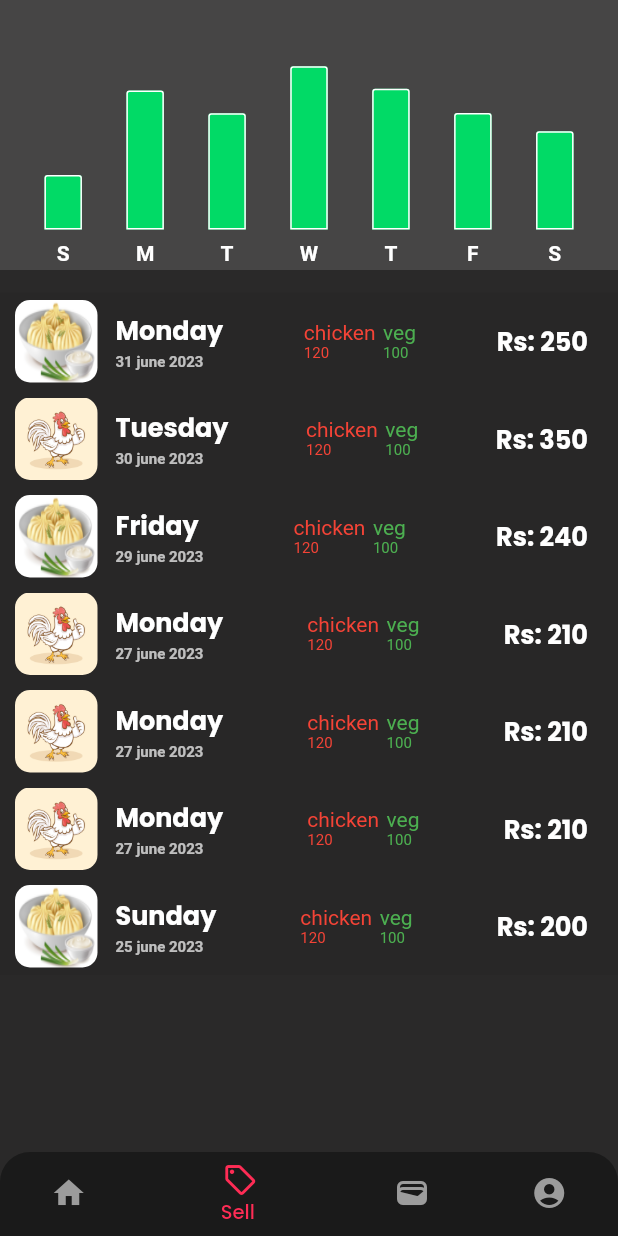
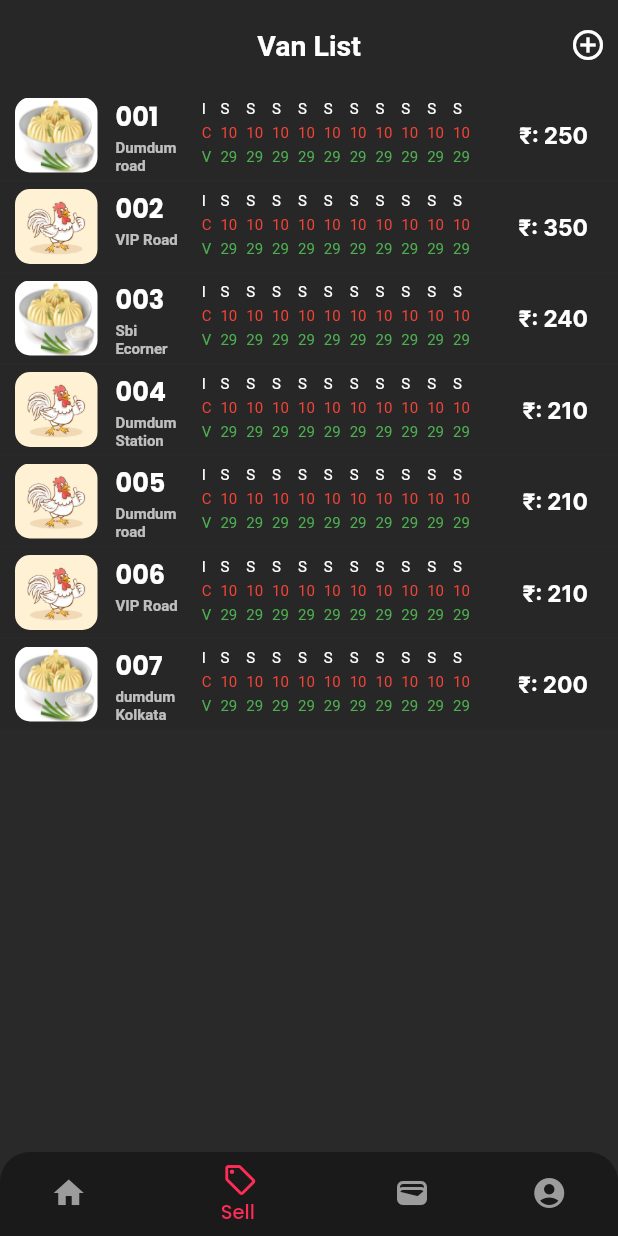
Before and after one commit to Sudiptagupta217/momo-delivery-boy-app, a Flutter app: the SellScreen screen opened directly, on a phone screen of 412 x 824 dp. Run offline on Flutter 3.47's test engine with Material 2 defaults, Android fonts, the phone set to English and light mode, and no system bars; drawn by our look-alikes of fl_chart; our stand-ins replace audioplayers, fluttertoast; Roboto replaces fonts that are missing (Poppinss).

Commit message:
add item screen

```diff
--- a/lib/ui/earning_screen.dart
+++ b/lib/ui/earning_screen.dart
@@ -30,7 +30,6 @@ class _EarningScreenState extends State<EarningScreen> {
         child: Column(
           children: const [
             Text("Earning page",style: TextStyle(fontSize: 120),),
-
           ],
         ),
       ),
--- a/lib/ui/sell_screen.dart
+++ b/lib/ui/sell_screen.dart
@@ -1,10 +1,12 @@
 import 'package:flutter/material.dart';
 import 'package:flutter/services.dart';
+import 'package:it_momo_wala/ui/add_item_screen.dart';
+import 'package:it_momo_wala/ui/home_screen.dart';
 import 'package:it_momo_wala/utils/default_colors.dart';
-import 'package:it_momo_wala/widgets/sell_widget.dart';
 
-import '../bar_graph/bar_graph.dart';
+
 import '../widgets/buttom_manu.dart';
+import '../widgets/vanlist_widget.dart';
 
 class SellScreen extends StatefulWidget {
   const SellScreen({super.key});
@@ -15,28 +17,87 @@ class SellScreen extends StatefulWidget {
 
 class _SellScreenState extends State<SellScreen> {
 
-  List<double> weeklySumary =[
-    24.50,
-    62.56,
-    52.4,
-    73.5,
-    63.4,
-    52.5,
-    44.3
-  ];
+  // List<double> weeklySumary =[
+  //   24.50,
+  //   62.56,
+  //   52.4,
+  //   73.5,
+  //   63.4,
+  //   52.5,
+  //   44.3
+  // ];
+
+
+  bool _isClicked = false;
+
+  void _toggleClicked() {
+    setState(() {
+      _isClicked = !_isClicked;
+    });
+  }
 
 
   var priceDetails = [
-    {'images': 'assets/images/veg_momo.jpg', 'day': 'Monday', 'date': '31 june 2023',"totalchicken": "120","totalveg":"100", "totalprice":"Rs: 250", },
-    {'images': 'assets/images/chicken_momo.jpg', 'day': 'Tuesday', 'date': '30 june 2023',"totalchicken": "120","totalveg":"100", "totalprice":"Rs: 350", },
-    {'images': 'assets/images/veg_momo.jpg', 'day': 'Friday', 'date': '29 june 2023',"totalchicken": "120","totalveg":"100", "totalprice":"Rs: 240", },
-    {'images': 'assets/images/chicken_momo.jpg', 'day': 'Monday', 'date': '27 june 2023',"totalchicken": "120","totalveg":"100", "totalprice":"Rs: 210", },
-    {'images': 'assets/images/chicken_momo.jpg', 'day': 'Monday', 'date': '27 june 2023', "totalchicken": "120","totalveg":"100","totalprice":"Rs: 210", },
-    {'images': 'assets/images/chicken_momo.jpg', 'day': 'Monday', 'date': '27 june 2023',"totalchicken": "120","totalveg":"100", "totalprice":"Rs: 210", },
-    {'images': 'assets/images/veg_momo.jpg', 'day': 'Sunday', 'date': '25 june 2023', "totalchicken": "120","totalveg":"100","totalprice":"Rs: 200", },
+    {
+      'images': 'assets/images/veg_momo.jpg',
+      'vanNum': '001',
+      'location': 'Dumdum road',
+      "totalchicken": "120",
+      "totalveg": "100",
+      "totalprice": "₹: 250",
+    },
+    {
+      'images': 'assets/images/chicken_momo.jpg',
+      'vanNum': '002',
+      'location': 'VIP Road',
+      "totalchicken": "120",
+      "totalveg": "100",
+      "totalprice": "₹: 350",
+    },
+    {
+      'images': 'assets/images/veg_momo.jpg',
+      'vanNum': '003',
+      'location': 'Sbi Ecorner',
+      "totalchicken": "120",
+      "totalveg": "100",
+      "totalprice": "₹: 240",
+    },
+    {
+      'images': 'assets/images/chicken_momo.jpg',
+      'vanNum': '004',
+      'location': 'Dumdum Station',
+      "totalchicken": "120",
+      "totalveg": "100",
+      "totalprice": "₹: 210",
+    },
+    {
+      'images': 'assets/images/chicken_momo.jpg',
+      'vanNum': '005',
+      'location': 'Dumdum road',
+      "totalchicken": "120",
+      "totalveg": "100",
+      "totalprice": "₹: 210",
+    },
+    {
+      'images': 'assets/images/chicken_momo.jpg',
+      'vanNum': '006',
+      'location': 'VIP Road',
+      "totalchicken": "120",
+      "totalveg": "100",
+      "totalprice": "₹: 210",
+    },
+    {
+      'images': 'assets/images/veg_momo.jpg',
+      'vanNum': '007',
+      'location': 'dumdum Kolkata',
+      "totalchicken": "120",
+      "totalveg": "100",
+      "totalprice": "₹: 200",
+    },
   ];
 
   int selectedIndex = 1;
+
   void onClicked(int index) {
     setState(() {
       selectedIndex = index;
@@ -45,7 +106,6 @@ class _SellScreenState extends State<SellScreen> {
 
   @override
   Widget build(BuildContext context) {
-
     SystemChrome.setSystemUIOverlayStyle(SystemUiOverlayStyle(
       statusBarColor: Colors.black, // Replace with your desired color
     ));
@@ -59,39 +119,113 @@ class _SellScreenState extends State<SellScreen> {
       body: SafeArea(
         child: Column(
           children: [
-           Container(
-             padding: EdgeInsets.only(top: 5,bottom: 5,),
-             color: Color(0xff464545),
-             height: 180,
-
-             child: MyBarGraph(weeklySummary: weeklySumary,),
-
-           ),
-            SizedBox(height: 10,),
+          // Container(
+          //   padding: EdgeInsets.only(top: 5,bottom: 5,),
+          //   color: Color(0xff464545),
+          //   height: 180,
+          //
+          //   child: MyBarGraph(weeklySummary: weeklySumary,),
+          //
+          // ),
+          //  SizedBox(height: 10,),
 
 
-            Expanded(
+          Container(
+          height: 60,
+          color: Color(0x93262626),
+          child: Row(
+            children:  [
+
+              SizedBox(width: 40,),
+
+            Spacer(),
+
+            Text("Van List",style: TextStyle(color: Colors.white,fontSize: 19,fontWeight: FontWeight.w600)),
+            Spacer(),
+
+
+            InkWell(
+                onTap:() {
+                  _showPopup(context);
+                },
+                child: SizedBox(
+                height: 40,
+                width: 40,
+                child: Icon(Icons.add_circle_outline, color: Colors.white,)),
+          ),
+
+
+          ],
+        ),
+      ),
+
+      InkWell(
+        onTap:()=> Navigator.push(context, MaterialPageRoute(builder: (context) => AddItemScreen(),)),
+        child: Expanded(
           child: ListView(
               physics: const BouncingScrollPhysics(),
-                padding: EdgeInsets.symmetric(vertical: 5),
+              // padding: EdgeInsets.symmetric(vertical: 5),
               shrinkWrap: true,
-                 children: priceDetails.map((value){
-                   return SellList(
+              children: priceDetails.map((value) {
+                return VanList(
                   image: value["images"].toString(),
-                     day: value["day"].toString(),
-                     date: value["date"].toString(),
+                  vanNumber: value["vanNum"].toString(),
+                  vanlocation: value['location'].toString(),
                   totalchicken: value["totalchicken"].toString(),
                   totalveg: value["totalveg"].toString(),
                   amount: value["totalprice"].toString(),);
-
               }
               ).toList()
+          ),
         ),
       )
 
       ],
+    ),)
+    ,
+    );
+  }
+
+
+  void _showPopup(BuildContext context) {
+    showDialog(
+      context: context,
+      builder: (BuildContext context) {
+        return AlertDialog(
+          title: Text('Add New Van'),
+          content: Container(
+            height: 110,
+            child: Column(
+              children: [
+                TextFormField(
+                  decoration: InputDecoration(
+                    hintText:  "Enter Van Number",
+                    hintStyle: TextStyle(color: Colors.black87,fontSize: 16,fontFamily: "Raleway",fontWeight: FontWeight.w500),
                   ),
                 ),
+
+                SizedBox(height: 10,),
+
+                TextFormField(
+                  decoration: InputDecoration(
+                    hintText:  "Enter Van Location",
+                    hintStyle: TextStyle(color: Colors.black87,fontSize: 16,fontFamily: "Raleway",fontWeight: FontWeight.w500),
+                  ),
+                ),
+
+              ],
+            ),
+          ),
+          actions: [
+            TextButton(
+              onPressed: () {
+                Navigator.of(context).pop(); // Close the popup
+              },
+              child: Text('ADD'),
+            ),
+          ],
+        );
+      },
     );
   }
 }
--- a/lib/utils/default_colors.dart
+++ b/lib/utils/default_colors.dart
@@ -3,6 +3,7 @@ import 'package:flutter/material.dart';
 class DefaultColor{
   static const delault_color =  Color(0xffff2c55);
   static const bg_color =  Color(0xff2a2929);
+  static const item_bg =  Color(0xff111111);
   static const white =  Color(0xffffffff);
 
 
--- a/lib/widgets/sell_widget.dart
+++ b/lib/widgets/sell_widget.dart
@@ -26,6 +26,7 @@ class _SellListState extends State<SellList> {
   Widget build(BuildContext context) {
     return Container(
       padding: EdgeInsets.only(left: 10,right: 20, top: 5, bottom:5),
+      margin: EdgeInsets.only(bottom: 1),
       color: Color(0x93262626),
       child: Row(
         children: [
--- /dev/null
+++ b/lib/widgets/text_widget.dart
@@ -0,0 +1,31 @@
+import 'package:flutter/material.dart';
+
+class TextWidget extends StatefulWidget {
+  final String item;
+  Color color;
+
+   TextWidget({
+    Key ? key,
+    required this.item,
+    required this.color,
+}):super(key: key);
+
+  @override
+  State<TextWidget> createState() => _TextWidgetState();
+}
+
+class _TextWidgetState extends State<TextWidget> {
+  @override
+  Widget build(BuildContext context) {
+    return Container(
+      margin: EdgeInsets.only(left: 3,right: 3,top: 2,bottom: 2),
+      // decoration: BoxDecoration(
+      //   //  color: widget.color,
+      //     border: Border.all(width: .5,color: Colors.white),
+      //   borderRadius: BorderRadius.circular(5)
+      // ),
+        //width: 14,
+       // height: 14,
+        child: Center(child: Text(widget.item,textAlign: TextAlign.center, style: TextStyle( color: widget.color,fontSize: 10,),)));
+  }
+}
--- /dev/null
+++ b/lib/widgets/vanlist_widget.dart
@@ -0,0 +1,223 @@
+import 'package:flutter/material.dart';
+import 'package:it_momo_wala/widgets/text_widget.dart';
+
+class VanList extends StatefulWidget {
+  final String image;
+  final String vanNumber;
+  final String totalchicken;
+  final String totalveg;
+  final String vanlocation;
+  final String amount;
+
+  const VanList({Key? key,
+      required this.image,
+      required this.vanNumber,
+      required this.vanlocation,
+      required this.totalchicken,
+      required this.totalveg,
+      required this.amount,
+  }) : super(key: key);
+
+  @override
+  State<VanList> createState() => _VanListState();
+}
+
+class _VanListState extends State<VanList> {
+  @override
+  Widget build(BuildContext context) {
+    return Container(
+      height: 60,
+      padding: EdgeInsets.only(left: 10,right: 20, top: 5, bottom:5),
+      margin: EdgeInsets.only(bottom: 1),
+      color: Color(0x93262626),
+      child: Row(
+        children: [
+
+          ClipRRect(
+              borderRadius: BorderRadius.all(Radius.circular(10)),
+              child: Container(
+                  height: 55,
+                  width: 55,
+                  child: Image.asset(widget.image as String, fit: BoxFit.fill,
+                  ))),
+
+          const SizedBox(
+            width: 12,
+          ),
+
+          Container(
+            width: MediaQuery.of(context).size.width*0.12,
+            child: Column(
+              crossAxisAlignment: CrossAxisAlignment.start,
+              children: [
+                Text(
+                  widget.vanNumber,
+                  style: const TextStyle(
+                      color: Colors.white,
+                      fontWeight: FontWeight.w600,
+                      fontSize: 17,
+                      fontFamily: "Poppins"),
+                ),
+                const SizedBox(height: 3,),
+                Text(
+                  widget.vanlocation,
+                  style: const TextStyle(
+                      fontSize: 10,
+                      fontWeight: FontWeight.w700,
+                      color: Colors.white70,
+                      fontFamily: "Poppinss"),
+                ),
+              ],
+            ),
+          ),
+
+        //  const Spacer(),
+          SizedBox(width: 5,),
+
+          Container(
+            height: 60,
+            child: Column(
+              crossAxisAlignment: CrossAxisAlignment.start,
+              children: [
+                TextWidget(item: 'I', color: Colors.white,),
+                TextWidget(item: 'C', color: Colors.red,),
+                TextWidget(item: 'V', color: Colors.green,),
+              ],
+            ),
+          ),
+
+
+          Expanded(
+            child: Align(
+              alignment: Alignment.center,
+              child: Container(
+                height: 60,
+                width: MediaQuery.of(context).size.width,
+                child: ListView.builder(
+                  scrollDirection: Axis.horizontal,
+                  itemCount: 10,
+                    itemBuilder:(context, index) {
+                    return   Column(
+                      crossAxisAlignment: CrossAxisAlignment.start,
+                      children: [
+                        TextWidget(item: 'S', color: Colors.white,),
+                        TextWidget(item: '10', color: Colors.red,),
+                        TextWidget(item: '29', color: Colors.green,),
+                      ],
+                    );
+                    },
+                ),
+              ),
+            ),
+          ),
+
+          // Column(
+          //   crossAxisAlignment: CrossAxisAlignment.start,
+          //   children: [
+          //     TextWidget(item: 'F', color: Colors.green,),
+          //     TextWidget(item: '50', color: Colors.red,),
+          //     TextWidget(item: '60', color: Colors.green,),
+          //
+          //     //Text(widget.totalchicken,style: TextStyle(color: Colors.red,fontSize: 10),),
+          //   ],
+          // ),
+          // Column(
+          //   crossAxisAlignment: CrossAxisAlignment.start,
+          //   children: [
+          //     TextWidget(item: 'S', color: Colors.green,),
+          //     TextWidget(item: '40', color: Colors.red,),
+          //     TextWidget(item: '30', color: Colors.green,),
+          //
+          //     //Text(widget.totalchicken,style: TextStyle(color: Colors.red,fontSize: 10),),
+          //   ],
+          // ),
+          // Column(
+          //   crossAxisAlignment: CrossAxisAlignment.start,
+          //   children: [
+          //     TextWidget(item: 'PF', color: Colors.green,),
+          //     TextWidget(item: '10', color: Colors.red,),
+          //     TextWidget(item: '90', color: Colors.green,),
+          //
+          //     //Text(widget.totalchicken,style: TextStyle(color: Colors.red,fontSize: 10),),
+          //   ],
+          // ),
+          // Column(
+          //   crossAxisAlignment: CrossAxisAlignment.start,
+          //   children: [
+          //     TextWidget(item: 'CM', color: Colors.green,),
+          //     TextWidget(item: '10', color: Colors.red,),
+          //     TextWidget(item: '10', color: Colors.green,),
+          //
+          //     //Text(widget.totalchicken,style: TextStyle(color: Colors.red,fontSize: 10),),
+          //   ],
+          // ),
+          // Column(
+          //   crossAxisAlignment: CrossAxisAlignment.start,
+          //   children: [
+          //     TextWidget(item: 'I', color: Colors.green,),
+          //     TextWidget(item: 'C', color: Colors.red,),
+          //     TextWidget(item: 'V', color: Colors.green,),
+          //
+          //     //Text(widget.totalchicken,style: TextStyle(color: Colors.red,fontSize: 10),),
+          //   ],
+          // ),
+          // Column(
+          //   crossAxisAlignment: CrossAxisAlignment.start,
+          //   children: [
+          //     TextWidget(item: 'I', color: Colors.green,),
+          //     TextWidget(item: 'C', color: Colors.red,),
+          //     TextWidget(item: 'V', color: Colors.green,),
+          //
+          //     //Text(widget.totalchicken,style: TextStyle(color: Colors.red,fontSize: 10),),
+          //   ],
+          // ),
+          // Column(
+          //   crossAxisAlignment: CrossAxisAlignment.start,
+          //   children: [
+          //     TextWidget(item: 'I', color: Colors.green,),
+          //     TextWidget(item: 'C', color: Colors.red,),
+          //     TextWidget(item: 'V', color: Colors.green,),
+          //
+          //     //Text(widget.totalchicken,style: TextStyle(color: Colors.red,fontSize: 10),),
+          //   ],
+          // ),
+          // Column(
+          //   crossAxisAlignment: CrossAxisAlignment.start,
+          //   children: [
+          //     TextWidget(item: 'I', color: Colors.green,),
+          //     TextWidget(item: 'C', color: Colors.red,),
+          //     TextWidget(item: 'V', color: Colors.green,),
+          //
+          //     //Text(widget.totalchicken,style: TextStyle(color: Colors.red,fontSize: 10),),
+          //   ],
+          // ),
+          // Column(
+          //   crossAxisAlignment: CrossAxisAlignment.start,
+          //   children: [
+          //     TextWidget(item: 'I', color: Colors.green,),
+          //     TextWidget(item: 'C', color: Colors.red,),
+          //     TextWidget(item: 'V', color: Colors.green,),
+          //
+          //     //Text(widget.totalchicken,style: TextStyle(color: Colors.red,fontSize: 10),),
+          //   ],
+          // ),
+
+
+      SizedBox(width: 5,),
+
+
+
+       //   const Spacer(),
+
+          Text(widget.amount,
+              style: const TextStyle(
+                  color: Colors.white,
+                  fontWeight: FontWeight.w600,
+                  fontSize: 15,
+                  fontFamily: "Inter"))
+
+        ],
+      ),
+    );
+  }
+}
```
Also changed, not shown: lib/ui/add_item_screen.dart (added, +174 -0 lines), lib/ui/home_screen.dart (+64 -12 lines), lib/widgets/item_add_text_widget.dart (added, +17 -0 lines). Lines whose indentation alone changed are shown as unchanged.
